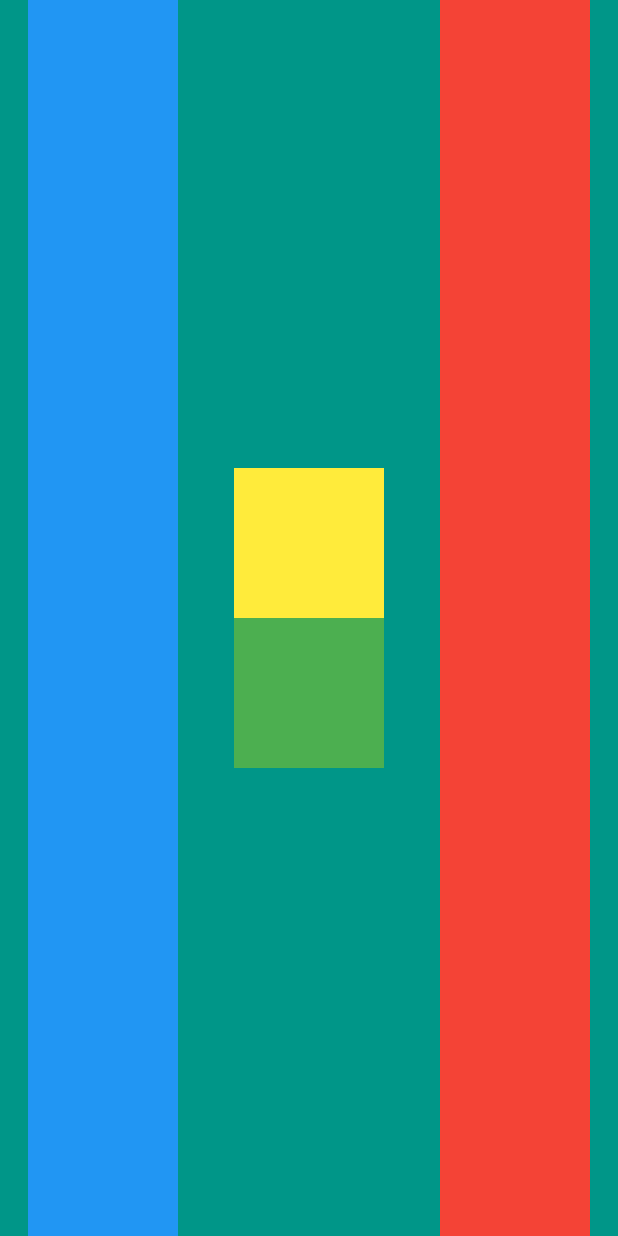
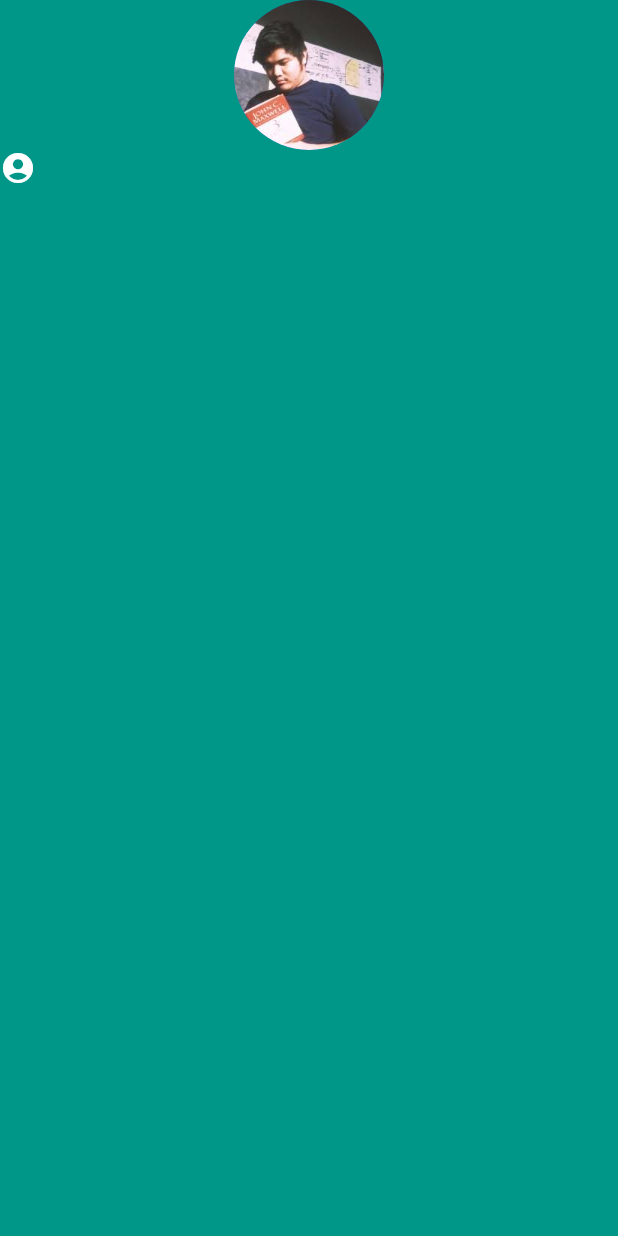
Before and after one commit to neziarxdxd/flutter-academy, a Flutter app: the screen it shows after launch, on a phone screen of 412 x 824 dp. Run offline on Flutter 3.47's test engine with Material 2 defaults, Android fonts, the phone set to English and light mode, and no system bars.

Commit message:
add icons and images

```diff
--- a/section6/lib/main.dart
+++ b/section6/lib/main.dart
@@ -3,42 +3,29 @@ import 'package:flutter/material.dart';
 void main() => runApp(MyApp());
 
 class MyApp extends StatelessWidget {
-  @override
+@override
   Widget build(BuildContext context) {
     return MaterialApp(
       home:Scaffold(
       backgroundColor: Colors.teal,
       body: SafeArea(
-              child: Row(
-              crossAxisAlignment: CrossAxisAlignment.stretch,
-              mainAxisAlignment: MainAxisAlignment.spaceAround,
-              children: <Widget>[
+        child: Column(
 
-                Container(
 
-                  color: Colors.blue,
-                  width:100,
-                  height: 100
-                ),
+        children: <Widget>[
+          CircleAvatar(
+          backgroundImage:AssetImage('images/profile.jpg'),
+          radius: 50,
+          ),
+          Container(child: Row(children: <Widget>[
+            Icon(Icons.account_circle,color: Colors.white,),
+          ],),)
 
-                Column(
-                  mainAxisAlignment: MainAxisAlignment.center,
-                  children: <Widget>[
-                    Container(color: Colors.yellow,width: 100,height:100),
-                    Container(color: Colors.green,width: 100,height:100),
-                  ],
-                ),
-                Container(
-                  color: Colors.red,
-                  width: 100,
-                  height: 100,
-                ),
-
-          ],
+        ],
         ),
       ),
 
-        )
+      )
     );
   }
 }
--- a/section6/pubspec.yaml
+++ b/section6/pubspec.yaml
@@ -39,6 +39,8 @@ flutter:
   # included with your application, so that you can use the icons in
   # the material Icons class.
   uses-material-design: true
+  assets:
+    - images/profile.jpg
 
   # To add assets to your application, add an assets section, like this:
   # assets:
```
Also changed, not shown: section6/images/profile.jpg (added).
